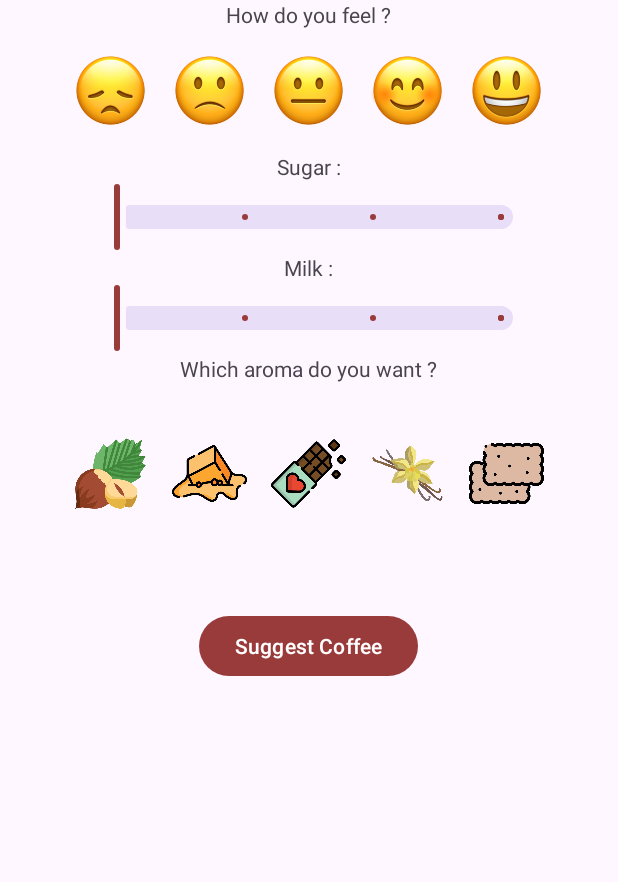
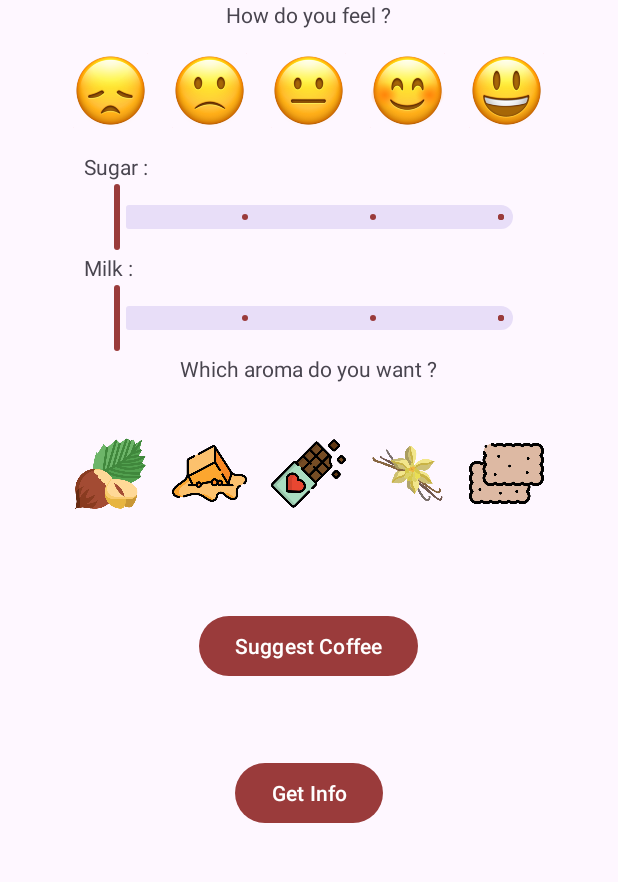
Before and after one commit to francomano/CoffeeCraft, an Android app: the MainActivity screen opened directly, with no data from a screen before it, on a phone screen of 412 x 824 dp, the part 225-1107 px from its top. Run offline under Robolectric (Android 15) with nearby library versions, the phone set to English and light mode, and no system bars.

Commit message:
Get info call implemented

```diff
--- a/CoffeeCraftJava/app/src/main/AndroidManifest.xml
+++ b/CoffeeCraftJava/app/src/main/AndroidManifest.xml
@@ -24,7 +24,7 @@
             </intent-filter>
         </activity>
         <activity
-            android:name=".mainActivity"
+            android:name=".MainActivity"
             android:exported="false"
         />
         <activity
--- a/CoffeeCraftJava/app/src/main/java/com/example/coffeecraft/mainActivity.java
+++ b/CoffeeCraftJava/app/src/main/java/com/example/coffeecraft/MainActivity.java
@@ -1,47 +1,43 @@
 package com.example.coffeecraft;
 
-import android.annotation.SuppressLint;
 import android.content.Intent;
-import android.graphics.Color;
 import android.os.Bundle;
+import android.util.Log;
 import android.view.View;
 import android.widget.Button;
 import android.widget.ImageView;
 import android.widget.LinearLayout;
+import android.graphics.Color;
+
+import androidx.appcompat.app.AppCompatActivity;
+import androidx.core.content.ContextCompat;
+
+import com.example.coffeecraft.model.UserOut;
+import com.example.coffeecraft.network.ApiService;
+import com.example.coffeecraft.network.RetrofitClient;
+import com.example.coffeecraft.Utils.GetValueSugar;
+import com.google.android.material.slider.Slider;
+import com.google.android.material.textview.MaterialTextView;
+
+import java.time.LocalDateTime;
 
 import retrofit2.Call;
 import retrofit2.Callback;
 import retrofit2.Response;
-import android.util.Log;
 
-import com.example.coffeecraft.network.ApiService;
-import com.example.coffeecraft.network.RetrofitClient;
-import com.example.coffeecraft.model.UserOut;
-
-
-
-import java.time.LocalDateTime;
-
-import androidx.appcompat.app.AppCompatActivity;
-import androidx.core.content.ContextCompat;
-
-import com.example.coffeecraft.Utils.GetValueSugar;
-import com.google.android.material.slider.Slider;
-import com.google.android.material.textview.MaterialTextView;
-
-public class mainActivity extends AppCompatActivity {
+public class MainActivity extends AppCompatActivity {
 
     String email, password, country, birthdate, date, time, feeling, aroma, token;
     LocalDateTime now;
-    private Button suggestCoffeeButton;
     private Slider sugarSlider, milkSlider;
-    private MaterialTextView debugTextView, feelingText, aromasText, sugarText, milkText, selectedAroma;
+    private MaterialTextView feelingText, aromasText, sugarText, milkText, selectedAroma;
     ImageView depressedEmoji, ecstasyEmoji, happyEmoji, neutralEmoji, sadEmoji;
     ImageView chocolate, caramel, hazelnut, vanilla, speculoos;
     ImageView currentImageView, currentAroma;
     LinearLayout imageEmojiView, slider, imagearomas;
 
 
+    @Override
     protected void onCreate(Bundle savedInstanceState) {
         super.onCreate(savedInstanceState);
         setContentView(R.layout.mainactivity);
@@ -54,23 +50,13 @@ public class mainActivity extends AppCompatActivity {
         birthdate = intent.getStringExtra("date");
         token = intent.getStringExtra("accessToken");
         token = "Bearer " + token;
-        //token = "Bearer eyJhbGciOiJIUzI1NiIsInR5cCI6IkpXVCJ9.eyJleHAiOjE3MTQxNjgzNDgsInN1YiI6IjIifQ.A4t8xk0eopDjr8yKlLBY5PWtbj8AUlqqu9mO2jL5Ypo";
-
-
-
-        // Toast.makeText(this, email, Toast.LENGTH_SHORT).show();
-        // Toast.makeText(this, password, Toast.LENGTH_SHORT).show();
-        // Toast.makeText(this, country, Toast.LENGTH_SHORT).show();
-        // Toast.makeText(this, birthdate, Toast.LENGTH_SHORT).show();
 
         showButtons();
 
     }
 
-    @SuppressLint("SetTextI18n")
     public void showButtons() {
         // Initialize views
-        suggestCoffeeButton = findViewById(R.id.suggestCoffeeButton);
         sugarSlider = findViewById(R.id.sugarSlider);
         milkSlider = findViewById(R.id.milkSlider);
 
@@ -78,7 +64,6 @@ public class mainActivity extends AppCompatActivity {
         imageEmojiView = findViewById(R.id.imageemoji);
         slider = findViewById(R.id.slider);
 
-        debugTextView = findViewById(R.id.debugTextView);
         feelingText = findViewById(R.id.feelingtext);
         sugarText = findViewById(R.id.sugartext);
         milkText = findViewById(R.id.milkText);
@@ -99,7 +84,6 @@ public class mainActivity extends AppCompatActivity {
 
         sugarSlider.setVisibility(View.VISIBLE);
         milkSlider.setVisibility(View.VISIBLE);
-        debugTextView.setVisibility(View.VISIBLE);
         feelingText.setVisibility(View.VISIBLE);
         imagearomas.setVisibility(View.VISIBLE);
         imageEmojiView.setVisibility(View.VISIBLE);
@@ -110,9 +94,6 @@ public class mainActivity extends AppCompatActivity {
         milkText.setVisibility(View.VISIBLE);
         selectedAroma.setVisibility(View.VISIBLE);
 
-
-        // Set visibility of the suggestCoffeeButton and feelingsSpinner to VISIBLE
-        suggestCoffeeButton.setVisibility(View.VISIBLE);
 
         currentImageView = depressedEmoji;
         currentAroma = hazelnut;
@@ -184,52 +165,59 @@ public class mainActivity extends AppCompatActivity {
             view.setBackgroundColor(Color.parseColor("#D3D3D3"));
         });
 
-        suggestCoffeeButton.setOnClickListener(v -> debugTextView.setText("Outcome: " + getUserInfo()));
+        Button suggestCoffeeButton = findViewById(R.id.suggestCoffeeButton);
+        Button getInfoButton = findViewById(R.id.getInfoButton);
+
+        suggestCoffeeButton.setVisibility(View.VISIBLE);
+        getInfoButton.setVisibility(View.VISIBLE);
+
+        suggestCoffeeButton.setOnClickListener(new View.OnClickListener() {
+            @Override
+            public void onClick(View v) {
+                suggestCoffee();
+            }
+        });
+
+        getInfoButton.setOnClickListener(new View.OnClickListener() {
+            @Override
+            public void onClick(View v) {
+                getUserInfo();
+            }
+        });
     }
 
-    public int getUserInfo(){
-        now = LocalDateTime.now();
-
-        int hour = now.getHour();
-        String partOfDay;
-        if (hour >= 5 && hour < 12) {
-            partOfDay = "morning";
-        } else if (hour >= 12 && hour < 18) {
-            partOfDay = "afternoon";
-        } else {
-            partOfDay = "evening";
-        }
-
-        int sugarInt = (int) sugarSlider.getValue();
-        String sugar = new GetValueSugar().getSugarValue(sugarInt);
-        int milk = (int) milkSlider.getValue();
-
+    public void getUserInfo() {
         ApiService apiService = RetrofitClient.getClient("http://10.0.2.2:8889/api/v1/");
-        Log.d("token: ",token);
         Call<UserOut> call_3 = apiService.getCurrentUser(token);
         call_3.enqueue(new Callback<UserOut>() {
             @Override
             public void onResponse(Call<UserOut> call, Response<UserOut> response) {
                 if (response.isSuccessful()) {
                     UserOut currentUser = response.body();
-                    System.out.println("UserID: " + currentUser.getId() + ", Email: " + currentUser.getEmail());
+                    Log.d("UserInfo", "UserID: " + currentUser.getId() + ", Email: " + currentUser.getEmail());
                 } else {
-                    System.out.println("Failed to retrieve user: " + response.errorBody().toString());
+                    Log.d("UserInfo", "Failed to retrieve user: " + response.errorBody().toString());
                 }
             }
 
             @Override
             public void onFailure(Call<UserOut> call, Throwable t) {
-                t.printStackTrace();
+                Log.e("UserInfo", "Error fetching user info: " + t.getMessage());
             }
         });
-        Log.d("feeling",feeling);
-        Call<String> call_4 = apiService.suggestCoffee(token, feeling, sugar);
-        call_4.enqueue(new Callback<String>() {
+    }
+
+    public void suggestCoffee() {
+        int sugarInt = (int) sugarSlider.getValue();
+        String sugar = new GetValueSugar().getSugarValue(sugarInt);
+
+        ApiService apiService = RetrofitClient.getClient("http://10.0.2.2:8889/api/v1/");
+        Call<String> call = apiService.suggestCoffee(token, feeling, sugar);
+        call.enqueue(new Callback<String>() {
             @Override
             public void onResponse(Call<String> call, Response<String> response) {
                 if (response.isSuccessful()) {
-                    Log.d("Coffee","Suggested Coffee: " + response.body());
+                    Log.d("Coffee", "Suggested Coffee: " + response.body());
                 } else {
                     Log.d("Error", "Failed to get coffee suggestion: " + response.errorBody().toString());
                 }
@@ -237,11 +225,9 @@ public class mainActivity extends AppCompatActivity {
 
             @Override
             public void onFailure(Call<String> call, Throwable t) {
-                Log.e("FailureCallError","Error fetching coffee suggestion");
+                Log.e("FailureCallError", "Error fetching coffee suggestion");
                 t.printStackTrace();
             }
         });
-        return 1;
     }
-
 }
--- a/CoffeeCraftJava/app/src/main/java/com/example/coffeecraft/loginActivity.java
+++ b/CoffeeCraftJava/app/src/main/java/com/example/coffeecraft/loginActivity.java
@@ -61,7 +61,7 @@ public class loginActivity extends AppCompatActivity {
                             String accessToken = tokenResponse.getAccessToken();
                             //Think about a way to store this globally for next calls (e.g. secrets)
                             Log.d("LoginActivity", "Access Token: " + accessToken);
-                            Intent intent = new Intent(loginActivity.this, mainActivity.class);
+                            Intent intent = new Intent(loginActivity.this, MainActivity.class);
                             intent.putExtra("email", email);
                             intent.putExtra("password", password);
                             intent.putExtra("accessToken", accessToken);
--- a/CoffeeCraftJava/app/src/main/res/layout/mainactivity.xml
+++ b/CoffeeCraftJava/app/src/main/res/layout/mainactivity.xml
@@ -5,7 +5,7 @@
     android:layout_width="match_parent"
     android:layout_height="match_parent"
     android:orientation="vertical"
-    tools:context=".mainActivity">
+    tools:context=".MainActivity">
 
     <LinearLayout
         android:layout_width="match_parent"
@@ -40,9 +40,9 @@
         android:layout_height="wrap_content"
         android:text="How do you feel ?"
         android:layout_gravity="center"
-        android:visibility="invisible"
         android:id="@+id/feelingtext"
-        />
+        android:visibility="invisible"/>
+
     <LinearLayout
         android:layout_width="match_parent"
         android:layout_height="wrap_content"
@@ -60,8 +60,7 @@
             android:clickable="true"
             android:contentDescription="@string/depressed"
             android:focusable="true"
-            android:src="@drawable/disappointed"
-            />
+            android:src="@drawable/disappointed" />
 
         <ImageView
             android:id="@+id/emoji_sad"
@@ -101,13 +100,9 @@
             android:contentDescription="@string/ecstasy"
             android:clickable="true"
             android:focusable="true" />
-
-        <!-- Ajoutez les ImageView pour normal, happy et joyful de la même manière -->
-
     </LinearLayout>
 
     <LinearLayout
-        xmlns:android="http://schemas.android.com/apk/res/android"
         android:layout_width="wrap_content"
         android:layout_height="wrap_content"
         android:layout_gravity="center"
@@ -119,9 +114,7 @@
             android:layout_width="wrap_content"
             android:layout_height="wrap_content"
             android:text="Sugar :"
-            android:id="@+id/sugartext"
-            android:visibility="invisible"
-            android:layout_gravity="center" />
+            android:id="@+id/sugartext" />
 
         <com.google.android.material.slider.Slider
             android:layout_width="300sp"
@@ -136,8 +129,7 @@
             android:layout_height="wrap_content"
             android:text="Milk :"
             android:visibility="invisible"
-            android:id="@+id/milkText"
-            android:layout_gravity="center" />
+            android:id="@+id/milkText" />
 
         <com.google.android.material.slider.Slider
             android:layout_width="300sp"
@@ -153,14 +145,12 @@
         android:layout_height="wrap_content"
         android:text="Which aroma do you want ?"
         android:layout_gravity="center"
-        android:id="@+id/amorastext"
-        android:visibility="invisible"/>
+        android:id="@+id/amorastext" />
 
     <com.google.android.material.textview.MaterialTextView
         android:layout_width="wrap_content"
         android:layout_height="wrap_content"
         android:id="@+id/selectedAroma"
-        android:visibility="invisible"
         android:layout_gravity="center"/>
 
     <LinearLayout
@@ -169,8 +159,7 @@
         android:orientation="horizontal"
         android:gravity="center"
         android:padding="16dp"
-        android:id="@+id/imagearomas"
-        android:visibility="invisible">
+        android:id="@+id/imagearomas">
 
         <ImageView
             android:id="@+id/noisette"
@@ -180,8 +169,7 @@
             android:clickable="true"
             android:contentDescription="hazelnut"
             android:focusable="true"
-            android:src="@drawable/noisette"
-            />
+            android:src="@drawable/noisette" />
 
         <ImageView
             android:id="@+id/caramel"
@@ -222,8 +210,6 @@
             android:clickable="true"
             android:focusable="true" />
 
-        <!-- Ajoutez les ImageView pour normal, happy et joyful de la même manière -->
-
     </LinearLayout>
 
     <Button
@@ -231,6 +217,15 @@
         android:layout_width="wrap_content"
         android:layout_height="wrap_content"
         android:text="Suggest Coffee"
+        android:layout_gravity="center"
+        android:visibility="invisible"
+        android:layout_marginTop="50dp"/>
+
+    <Button
+        android:id="@+id/getInfoButton"
+        android:layout_width="wrap_content"
+        android:layout_height="wrap_content"
+        android:text="Get Info"
         android:layout_gravity="center"
         android:visibility="invisible"
         android:layout_marginTop="50dp"/>
```
